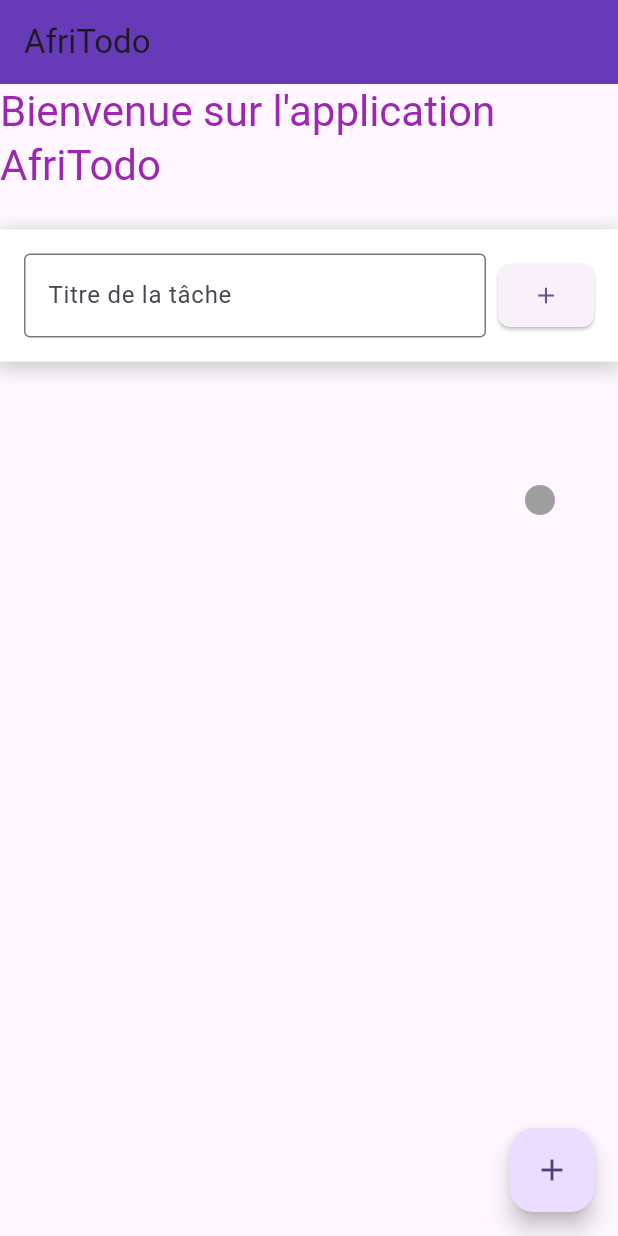
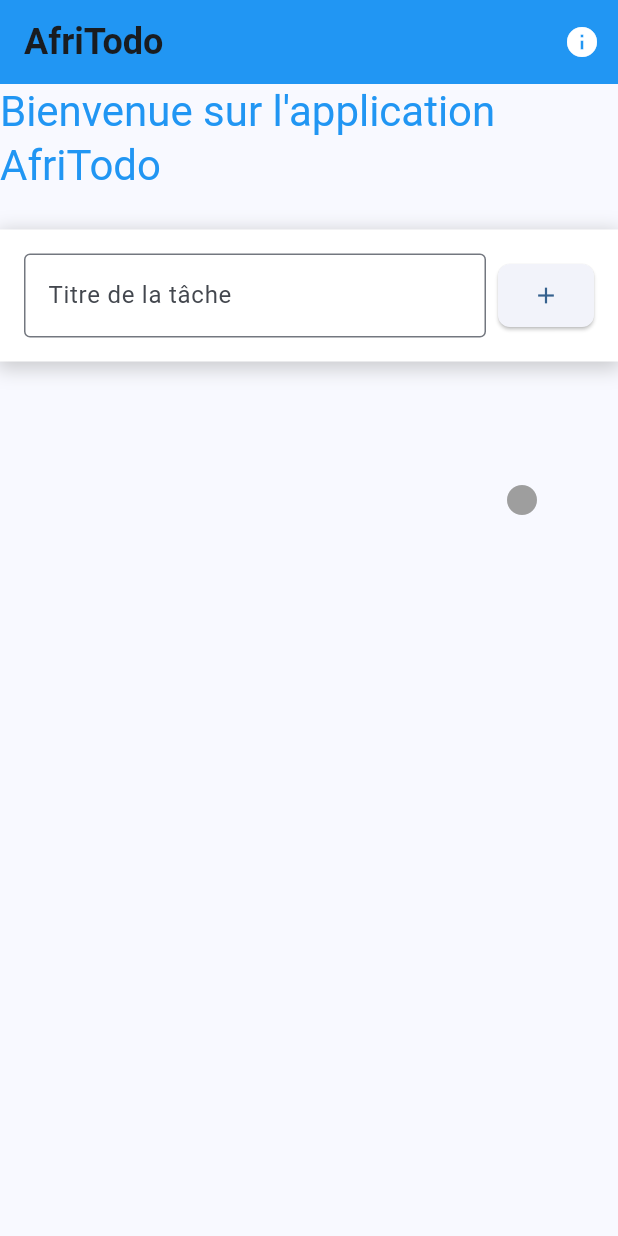
Before and after one commit to feyroozecode/flutter_forward_projects, a Flutter app: the screen it shows after launch, after a tap on the "add" icon, on a phone screen of 412 x 824 dp. Run offline on Flutter 3.47's test engine with Material 3 defaults, Android fonts, the phone set to English and light mode, and no system bars.

Commit message:
change app theme, deactive banner, improve hpme screen interraction on list item and on click item goto details screen

```diff
--- a/todo_app/lib/main.dart
+++ b/todo_app/lib/main.dart
@@ -13,9 +13,10 @@ class MyApp extends StatelessWidget {
   @override
   Widget build(BuildContext context) {
     return MaterialApp(
+      debugShowCheckedModeBanner: false,
       title: 'AfriTodo',
       theme: ThemeData(
-        colorScheme: ColorScheme.fromSeed(seedColor: Colors.deepPurple),
+        colorScheme: ColorScheme.fromSeed(seedColor: Colors.blue),
       ),
       home: HomeScreen(),
     );
--- a/todo_app/lib/screens/home_screen.dart
+++ b/todo_app/lib/screens/home_screen.dart
@@ -1,5 +1,6 @@
 import 'package:flutter/material.dart';
 import 'package:todo_app/models/task.dart';
+import 'package:todo_app/screens/task_detail_screen.dart';
 
 class HomeScreen extends StatefulWidget {
   const HomeScreen({super.key});
@@ -32,8 +33,33 @@ class _HomeScreenState extends State<HomeScreen> {
   Widget build(BuildContext context) {
     return Scaffold(
       appBar: AppBar(
-        title: const Text('AfriTodo'),
-        backgroundColor: Colors.deepPurple,
+        title: const Text(
+          'AfriTodo',
+          style: TextStyle(fontSize: 24, fontWeight: FontWeight.w700),
+        ),
+        backgroundColor: Colors.blue,
+        actions: [
+          IconButton(
+            onPressed: () {
+              showDialog(
+                context: context,
+                builder: (context) => AlertDialog(
+                  title: Text("Mon Application de Todo \n Version 0.1"),
+                  content: SingleChildScrollView(
+                    child: Column(
+                      children: [
+                        Text(
+                          "Les fonctionnalitée de mon Application sont : \n Ajouter des Taches \n Afficher la liste",
+                        ),
+                      ],
+                    ),
+                  ),
+                ),
+              );
+            },
+            icon: Icon(Icons.info, color: Colors.white),
+          ),
+        ],
       ),
 
       body: Column(
@@ -43,12 +69,11 @@ class _HomeScreenState extends State<HomeScreen> {
               'Bienvenue sur l\'application AfriTodo',
               style: Theme.of(
                 context,
-              ).textTheme.headlineMedium?.copyWith(color: Colors.purple),
+              ).textTheme.headlineMedium?.copyWith(color: Colors.blue),
             ),
           ),
 
-          SizedBox(height: 25),
-
+          SizedBox(height: 25), // spacement
           // add task form
           Container(
             padding: EdgeInsets.all(16),
@@ -101,24 +126,33 @@ class _HomeScreenState extends State<HomeScreen> {
                 : ListView.builder(
                     padding: EdgeInsets.all(16),
                     itemCount: tasks.length,
+
                     itemBuilder: (context, index) {
                       return ListTile(
                         title: Text(tasks[index].title),
                         subtitle: Text(tasks[index].description ?? ''),
-                        trailing: Icon(
-                          tasks[index].isCompleted
-                              ? Icons.check_circle
-                              : Icons.circle,
+                        trailing: IconButton(
+                          onPressed: () {
+                            // Action pour marquer la tâche comme terminée
+                            setState(() {
+                              tasks[index].isCompleted =
+                                  !tasks[index].isCompleted;
+                            });
+                          },
+                          icon: tasks[index].isCompleted
+                              ? Icon(Icons.check_circle)
+                              : Icon(Icons.circle),
                           color: tasks[index].isCompleted
                               ? Colors.green
                               : Colors.grey,
                         ),
                         onTap: () {
-                          // Action pour marquer la tâche comme terminée
-                          setState(() {
-                            tasks[index].isCompleted =
-                                !tasks[index].isCompleted;
-                          });
+                          Navigator.push(
+                            context,
+                            MaterialPageRoute(
+                              builder: (context) => TaskDetailScreen(),
+                            ),
+                          );
                         },
                       );
                     },
@@ -127,13 +161,13 @@ class _HomeScreenState extends State<HomeScreen> {
         ],
       ),
 
-      floatingActionButton: FloatingActionButton(
-        onPressed: () {
-          // Action for the button
-        },
-        tooltip: 'Ajouter une tâche',
-        child: const Icon(Icons.add),
-      ),
+      // floatingActionButton: FloatingActionButton(
+      //   onPressed: () {
+      //     // Action for the button
+      //   },
+      //   tooltip: 'Ajouter une tâche',
+      //   child: const Icon(Icons.add),
+      // ),
     );
   }
 }
```
Also changed, not shown: todo_app/lib/screens/task_detail_screen.dart (added, +13 -0 lines), 1 other file.
